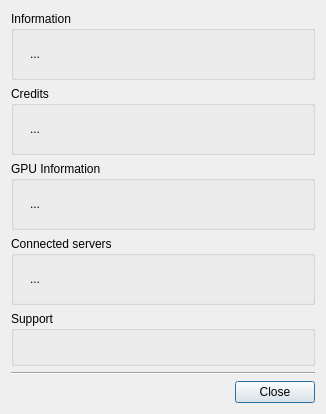
The window that client/libclient/src/ui/dialogs/about_dialog.ui (networkoptix/nx_open) describes before a commit, drawn with Qt 5.
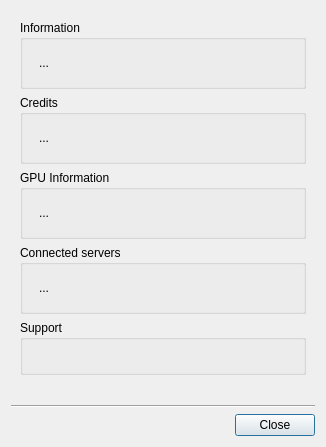
The same window after the commit.

```diff
--- a/client/libclient/src/ui/dialogs/about_dialog.ui
+++ b/client/libclient/src/ui/dialogs/about_dialog.ui
@@ -7,7 +7,7 @@
     <x>0</x>
     <y>0</y>
     <width>326</width>
-    <height>371</height>
+    <height>399</height>
    </rect>
   </property>
   <property name="sizePolicy">
@@ -21,6 +21,12 @@
   </property>
   <layout class="QVBoxLayout" name="verticalLayout">
    <item>
+    <widget class="QWidget" name="widget" native="true">
+     <layout class="QVBoxLayout" name="verticalLayout_7">
+      <property name="bottomMargin">
+       <number>24</number>
+      </property>
+      <item>
     <widget class="QGroupBox" name="informationGroupBox">
      <property name="sizePolicy">
       <sizepolicy hsizetype="Preferred" vsizetype="Fixed">
@@ -239,6 +245,9 @@
         <property name="openExternalLinks">
          <bool>true</bool>
         </property>
+          </widget>
+         </item>
+        </layout>
        </widget>
       </item>
      </layout>
```
Lines whose indentation alone changed are shown as unchanged.
